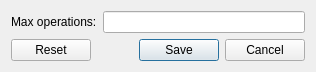
Before: the Qt Designer form qt/synchro_simple/synchro_simple/options.ui in hlaporthein/sandbox, drawn with Qt 5.
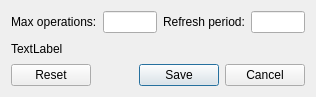
After: the same form once the commit is applied. Icons and pictures are not drawn.

What changed in the file:
```diff
--- a/qt/synchro_simple/synchro_simple/options.ui
+++ b/qt/synchro_simple/synchro_simple/options.ui
@@ -10,7 +10,7 @@
     <x>0</x>
     <y>0</y>
     <width>316</width>
-    <height>71</height>
+    <height>97</height>
    </rect>
   </property>
   <property name="windowTitle">
@@ -31,6 +31,13 @@
      </property>
      <item>
       <layout class="QGridLayout" name="gridLayout">
+       <item row="0" column="2">
+        <widget class="QLabel" name="label_2">
+         <property name="text">
+          <string>Refresh period:</string>
+         </property>
+        </widget>
+       </item>
        <item row="0" column="0">
         <widget class="QLabel" name="label">
          <property name="text">
@@ -41,6 +48,16 @@
        <item row="0" column="1">
         <widget class="QLineEdit" name="maxOpLineEdit"/>
        </item>
+       <item row="0" column="3">
+        <widget class="QLineEdit" name="lineEdit"/>
+       </item>
+       <item row="1" column="0">
+        <widget class="QLabel" name="label_3">
+         <property name="text">
+          <string>TextLabel</string>
+         </property>
+        </widget>
+       </item>
       </layout>
      </item>
      <item>
```
